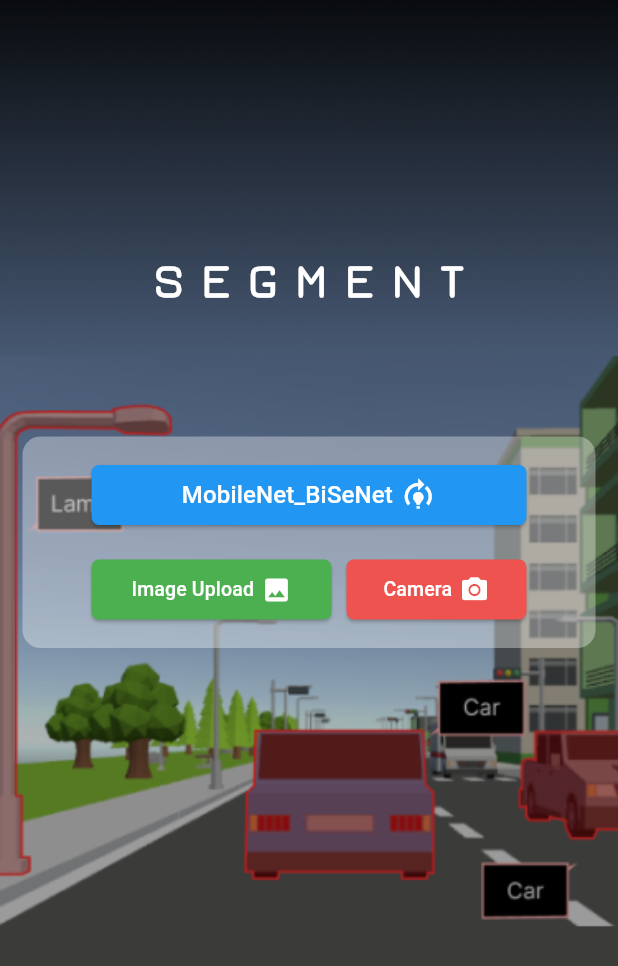
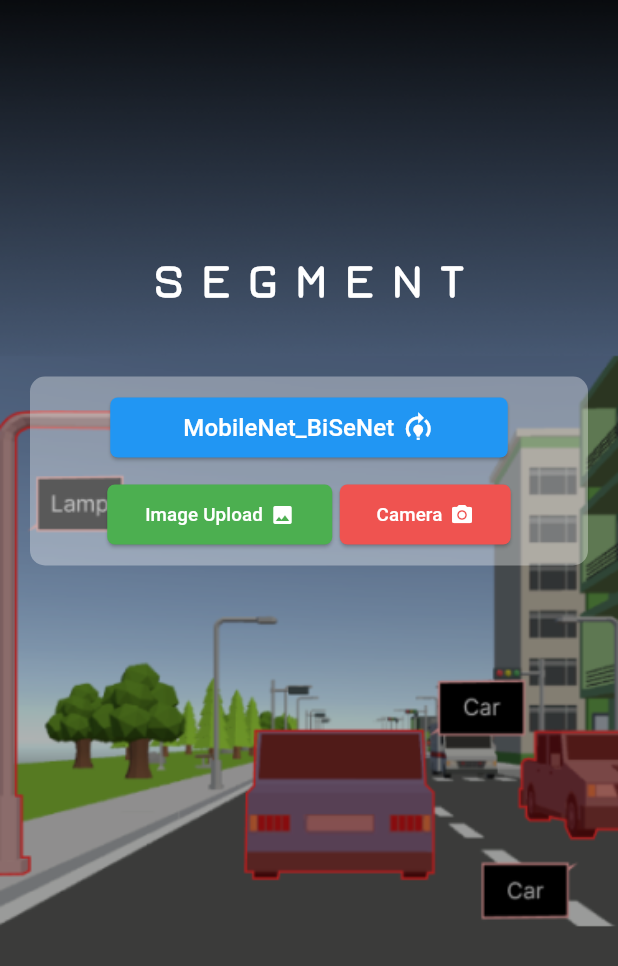
Before and after one commit to Mhidayah19/ICT3217_ImageSegmentation, a Flutter app: the screen it shows after launch, on a phone screen of 412 x 824 dp. Shown: the top 966 px of the screen. Run offline on Flutter 3.47's test engine with Material 3 defaults, Android fonts, the light colour scheme and no system bars; our stand-ins replace camera, image_gallery_saver, image_picker, permission_handler; missing offline and left inert: tflite_flutter.

Commit message:
home screen ui fixes

```diff
--- a/lib/core/constants/ui_constants.dart
+++ b/lib/core/constants/ui_constants.dart
@@ -2,16 +2,16 @@ import 'package:flutter/material.dart';
 
 class UIConstants {
   // Spacing constants
-  static const EdgeInsets kSpacing = EdgeInsets.all(15);
-  static const EdgeInsets kHorizontalSpacing = EdgeInsets.symmetric(horizontal: 15);
-  static const double kButtonSpacing = 10.0;
+  static const EdgeInsets kSpacing = EdgeInsets.all(10);
+  static const EdgeInsets kHorizontalSpacing = EdgeInsets.symmetric(horizontal: 20);
+  static const double kButtonSpacing = 5.0;
   static const double kTopSpacing = 165.0;
-  static const double kVerticalSpacing = 40.0;
+  static const double kVerticalSpacing = 20.0;
 
   // Button sizes
-  static const double kModelButtonWidth = 290.0;
-  static const double kUploadButtonWidth = 160.0;
-  static const double kCameraButtonWidth = 120.0;
+  static const double kModelButtonWidth = 265.0;
+  static const double kUploadButtonWidth = 150.0;
+  static const double kCameraButtonWidth = 114.0;
 
   // Text styles
   static const TextStyle kTitleStyle = TextStyle(
@@ -24,12 +24,12 @@ class UIConstants {
 
   // Button styles
   static const double kDefaultFontSize = 16.0;
-  static const double kSmallFontSize = 13.0;
-  static const double kDefaultIconSize = 24.0;
-  static const double kSmallIconSize = 20.0;
+  static const double kSmallFontSize = 12.5;
+  static const double kDefaultIconSize = 22.0;
+  static const double kSmallIconSize = 16.0;
 
   // Border radius
-  static const double kContainerBorderRadius = 12.0;
+  static const double kContainerBorderRadius = 10.0;
   static const double kButtonBorderRadius = 5.0;
 
   // Colors
--- a/lib/presentation/home_screen.dart
+++ b/lib/presentation/home_screen.dart
@@ -86,7 +86,7 @@ class _HomeScreenState extends State<HomeScreen> {
       child: Column(
         children: [
           _buildModelSelectionButton(),
-          const SizedBox(height: 15),
+          const SizedBox(height: 10),
           _buildActionButtons(),
         ],
       ),
```
